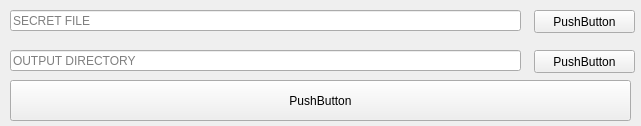
Qt form Designer_Files/decrypt_menu.ui (Eptor/Hides) before a commit.
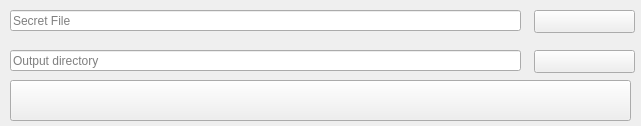
The same form after that commit. Icons and pictures are not drawn.

Commit message: Designer_Files and Windows now match

```diff
--- a/Designer_Files/decrypt_menu.ui
+++ b/Designer_Files/decrypt_menu.ui
@@ -24,7 +24,11 @@
      </rect>
     </property>
     <property name="text">
-     <string>PushButton</string>
+     <string/>
+    </property>
+    <property name="icon">
+     <iconset>
+      <normaloff>../Icons/zip-file-search.png</normaloff>../Icons/zip-file-search.png</iconset>
     </property>
    </widget>
    <widget class="QLineEdit" name="unzip_file">
@@ -40,7 +44,7 @@
      <bool>true</bool>
     </property>
     <property name="placeholderText">
-     <string>SECRET FILE</string>
+     <string>Secret File</string>
     </property>
    </widget>
    <widget class="QPushButton" name="output_dir_search">
@@ -53,7 +57,11 @@
      </rect>
     </property>
     <property name="text">
-     <string>PushButton</string>
+     <string/>
+    </property>
+    <property name="icon">
+     <iconset>
+      <normaloff>../Icons/folder-search.png</normaloff>../Icons/folder-search.png</iconset>
     </property>
    </widget>
    <widget class="QLineEdit" name="output_dir">
@@ -69,7 +77,7 @@
      <bool>true</bool>
     </property>
     <property name="placeholderText">
-     <string>OUTPUT DIRECTORY</string>
+     <string>Output directory</string>
     </property>
    </widget>
    <widget class="QPushButton" name="start">
@@ -82,7 +90,11 @@
      </rect>
     </property>
     <property name="text">
-     <string>PushButton</string>
+     <string/>
+    </property>
+    <property name="icon">
+     <iconset>
+      <normaloff>../Icons/terminal.png</normaloff>../Icons/terminal.png</iconset>
     </property>
    </widget>
   </widget>
```
The commit also changes 3 other files.
